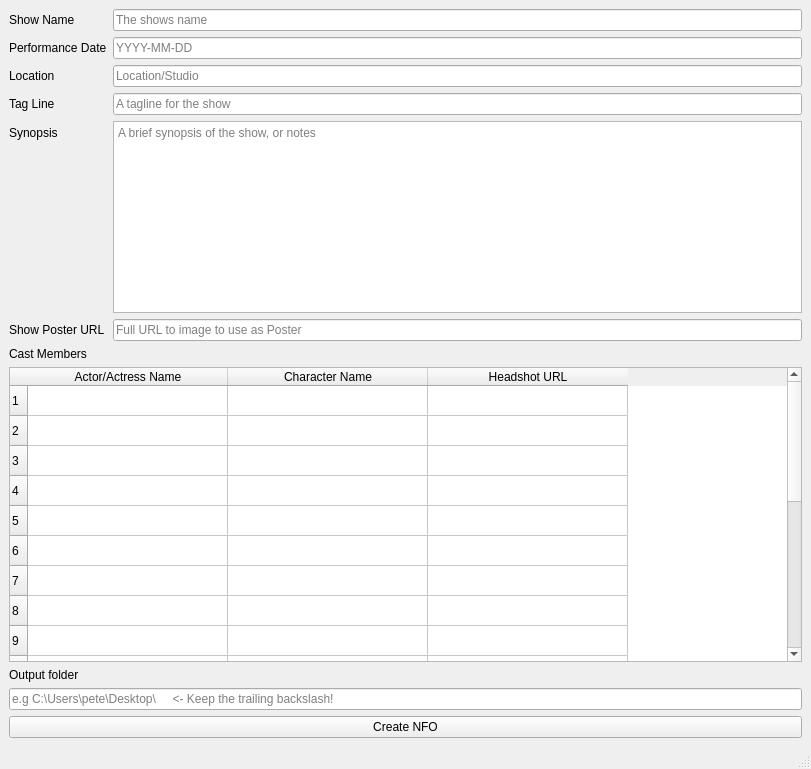
pekempy/NFOBuilder, file mainwindow.ui: the form before one commit.
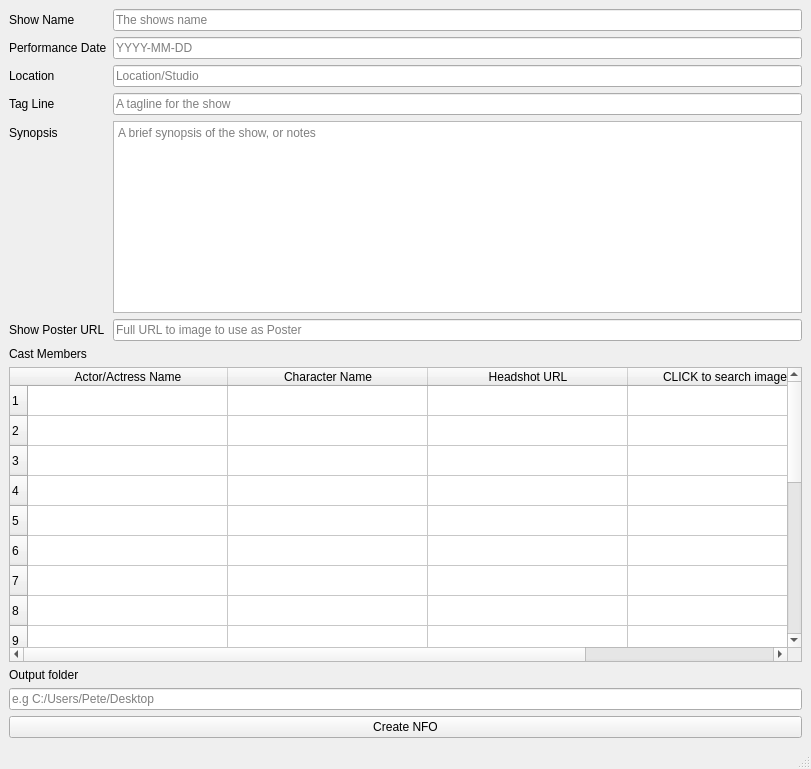
The form after the commit. Icons and pictures are not drawn.

Commit message: Added column to search for images easily

What changed in the file:
```diff
--- a/mainwindow.ui
+++ b/mainwindow.ui
@@ -169,7 +169,15 @@
         <string>Headshot URL</string>
        </property>
       </column>
+      <column>
+       <property name="text">
+        <string>CLICK to search images</string>
+       </property>
+      </column>
       <item row="0" column="0">
+       <property name="text">
+        <string/>
+       </property>
        <property name="flags">
         <set>ItemIsSelectable|ItemIsEditable|ItemIsDragEnabled|ItemIsDropEnabled|ItemIsEnabled</set>
        </property>
@@ -186,7 +194,7 @@
     <item>
      <widget class="QLineEdit" name="outputFolderInput">
       <property name="placeholderText">
-       <string>e.g C:\Users\pete\Desktop\     &lt;- Keep the trailing backslash!</string>
+       <string>e.g C:/Users/Pete/Desktop</string>
       </property>
      </widget>
     </item>
```
The commit also changes 3 other files.
